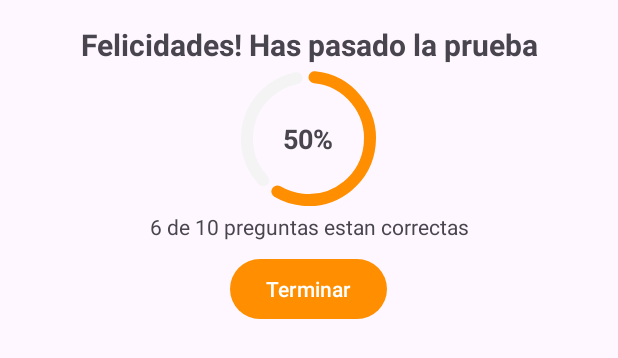
After one commit to BrayanStevenLeon/App_Quiz, an Android app: the layout score_dialog.xml on its own in the app's theme, with its tools: preview values and no code run, on a phone screen of 412 x 824 dp. The commit adds this screen. Shown: the top 358 px of the screen. Run offline under Robolectric (Android 15) with nearby library versions, the phone set to English and light mode, and no system bars.

```diff
--- a/app/src/main/java/com/example/myapplication/QuizListAdapter.kt
+++ b/app/src/main/java/com/example/myapplication/QuizListAdapter.kt
@@ -18,6 +18,7 @@ class QuizListAdapter (private val quizModelList : List<QuizModel>) :
                 root.setOnClickListener{
                     val intent = Intent(root.context,QuizActivity::class.java)
                     QuizActivity.questionModelList = model.questionList
+                    QuizActivity.time = model.time
                     root.context.startActivity(intent)
                 }
             }
--- /dev/null
+++ b/app/src/main/res/layout/score_dialog.xml
@@ -0,0 +1,58 @@
+<?xml version="1.0" encoding="utf-8"?>
+<LinearLayout xmlns:android="http://schemas.android.com/apk/res/android"
+    xmlns:tools="http://schemas.android.com/tools"
+    xmlns:app="http://schemas.android.com/apk/res-auto"
+    android:orientation="vertical"
+    android:layout_width="match_parent"
+    android:gravity="center"
+    android:padding = "16dp"
+    android:layout_height="wrap_content">
+
+    <TextView
+        android:layout_width="match_parent"
+        android:layout_height="wrap_content"
+        tools:text="Felicidades! Has pasado la prueba"
+        android:gravity="center"
+        android:textSize="20sp"
+        android:textStyle="bold"
+        android:id="@+id/score_title"/>
+
+    <RelativeLayout
+        android:layout_width="wrap_content"
+        android:layout_height="wrap_content">
+        <com.google.android.material.progressindicator.CircularProgressIndicator
+            android:layout_width="wrap_content"
+            android:layout_height="wrap_content"
+            android:id="@+id/score_progress_indicator"
+            android:layout_centerVertical="true"
+            app:trackColor="@color/gray"
+            tools:progress="60"
+            app:trackCornerRadius="20dp"
+            app:trackThickness="8dp"
+            app:indicatorSize="90dp"/>
+        <TextView
+            android:layout_width="wrap_content"
+            android:layout_height="wrap_content"
+            tools:text ="50%"
+            android:textSize ="18sp"
+            android:layout_centerInParent="true"
+            android:textStyle="bold"
+            android:layout_marginVertical="4dp"
+            android:id="@+id/score_progress_text"/>
+
+    </RelativeLayout>
+
+    <TextView
+        android:layout_width="match_parent"
+        android:layout_height="wrap_content"
+        tools:text="6 de 10 preguntas estan correctas"
+        android:gravity="center"
+        android:id="@+id/score_subtitle"/>
+    <Button
+        android:layout_width="wrap_content"
+        android:layout_height="wrap_content"
+        android:text="Terminar"
+        android:layout_margin="8dp"
+        android:id="@+id/finish_btn"/>
+
+</LinearLayout>
```
Also changed, not shown: app/src/main/java/com/example/myapplication/QuizActivity.kt (+93 -1 lines).
